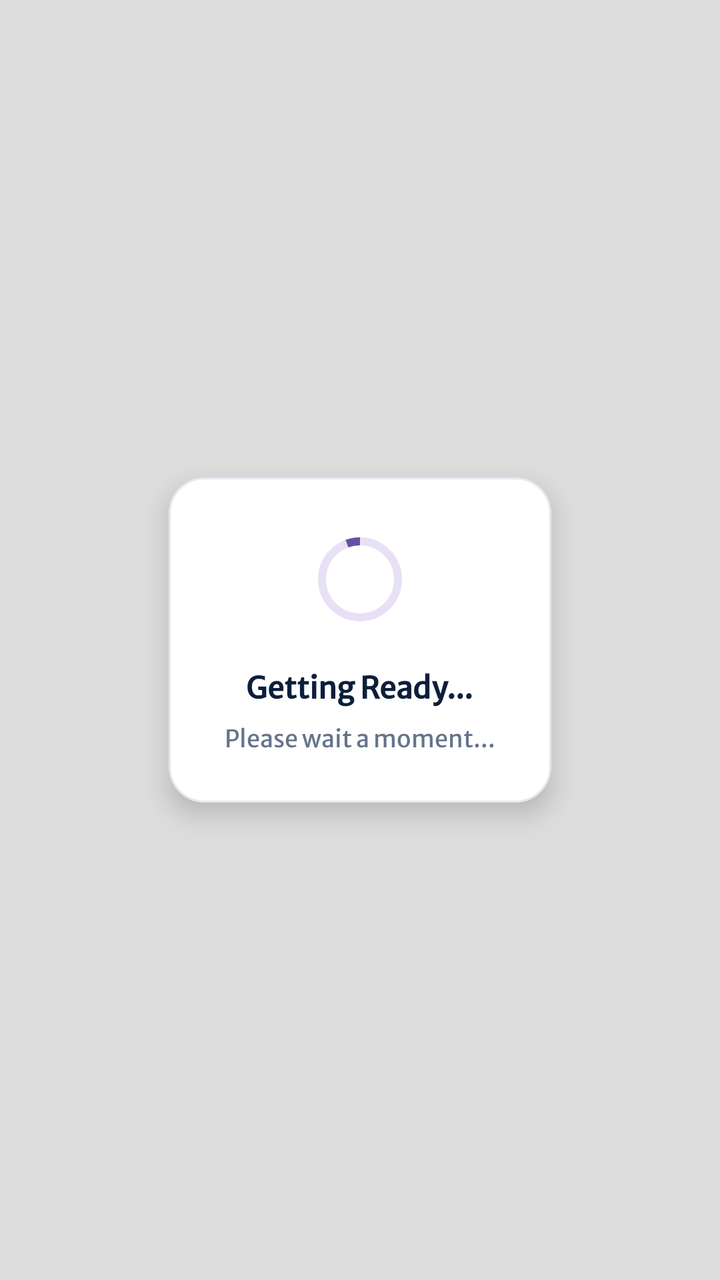
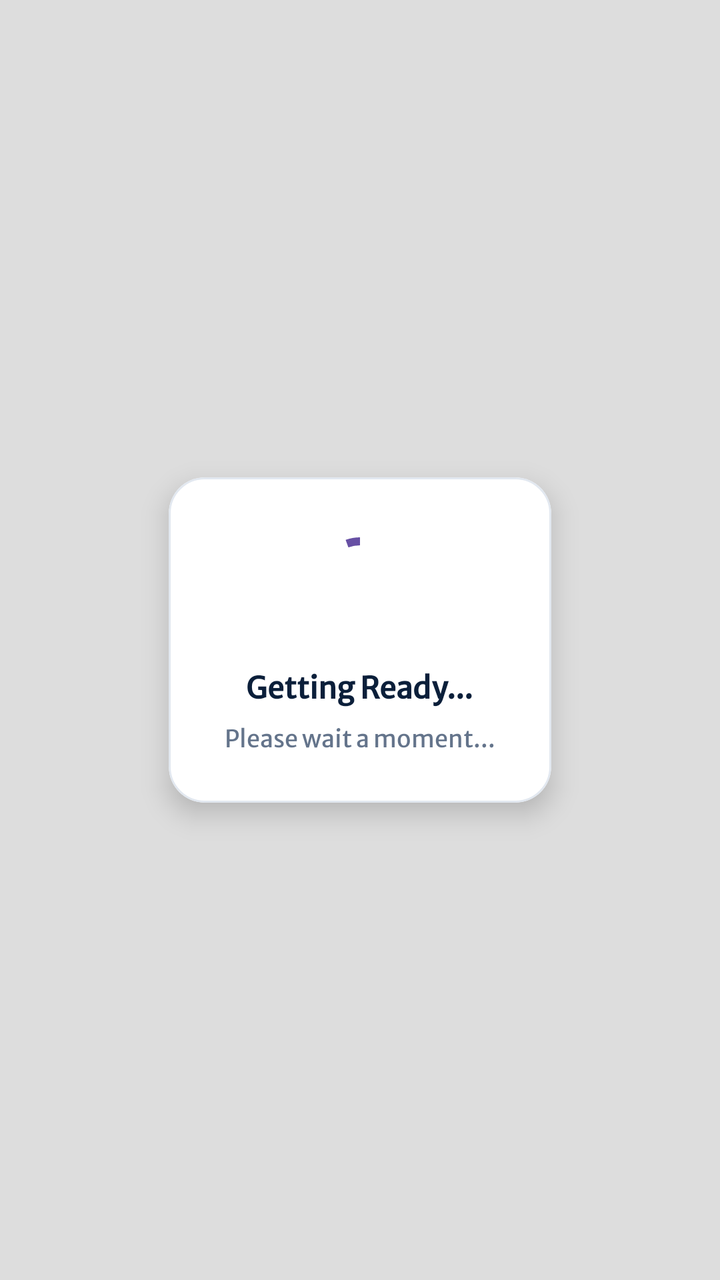

Before-and-after screenshots of an Android layout around one commit, followed by the original layout XML and the change that was made.
<!-- AndroidManifest.xml: application theme Theme.PractiX -->
<!-- res/layout/view_api_loader.xml -->
<?xml version="1.0" encoding="utf-8"?>
<FrameLayout
    xmlns:android="http://schemas.android.com/apk/res/android"
    xmlns:app="http://schemas.android.com/apk/res-auto"

    android:id="@+id/apiLoaderOverlay"

    android:layout_width="match_parent"
    android:layout_height="match_parent"

    android:background="#22000000"

    android:clickable="true"
    android:focusable="true">


    

    <com.google.android.material.card.MaterialCardView

        android:layout_width="wrap_content"
        android:layout_height="wrap_content"

        android:layout_gravity="center"

        app:cardBackgroundColor="@color/cardBgColor"
        app:cardCornerRadius="18dp"
        app:cardElevation="8dp"
        app:strokeColor="@color/strokeCardColor"
        app:strokeWidth="1dp">


        <LinearLayout

            android:layout_width="wrap_content"
            android:layout_height="wrap_content"

            android:minWidth="190dp"

            android:gravity="center"

            android:orientation="vertical"

            android:paddingStart="28dp"
            android:paddingTop="26dp"
            android:paddingEnd="28dp"
            android:paddingBottom="24dp">


            

            <com.google.android.material.progressindicator.CircularProgressIndicator
                android:id="@+id/apiLoaderProgress"
                android:layout_width="42dp"
                android:layout_height="42dp"
                android:indeterminate="true"

                app:indicatorSize="42dp"
                app:trackThickness="4dp"
                app:indicatorColor="@color/primary_color"
                app:trackColor="@color/progress_track_color" />


            

            <TextView

                android:id="@+id/apiLoaderTitle"

                android:layout_width="wrap_content"
                android:layout_height="wrap_content"

                android:layout_marginTop="16dp"

                android:fontFamily="@font/msans"

                android:text="Getting Ready..."
                android:textColor="@color/subjectNameTextColor"
                android:textSize="15sp"
                android:textStyle="bold" />


            

            <TextView

                android:layout_width="wrap_content"
                android:layout_height="wrap_content"

                android:layout_marginTop="5dp"

                android:fontFamily="@font/msans"

                android:text="Please wait a moment..."
                android:textColor="@color/progressHeader2TextColor"
                android:textSize="12sp" />

        </LinearLayout>

    </com.google.android.material.card.MaterialCardView>

</FrameLayout>
<!-- resources referenced by this layout -->
<resources>
  <color name="cardBgColor">#FFFFFF</color>
  <color name="primary_color">#6750A4</color>
  <color name="progressHeader2TextColor">#64748B</color>
  <color name="progress_track_color">#E8E0F5</color>
  <color name="strokeCardColor">#E2E8F0</color>
  <color name="subjectNameTextColor">#0B1F3A</color>
  <style name="Theme.PractiX" parent="Theme.MaterialComponents.DayNight.NoActionBar">
          
          <item name="colorPrimary">@color/primaryBlue</item>
          <item name="colorPrimaryVariant">@color/primaryBlue</item>
          <item name="colorOnPrimary">@color/white</item>
          
          <item name="colorSecondary">@color/teal_200</item>
          <item name="colorSecondaryVariant">@color/teal_700</item>
          <item name="colorOnSecondary">@color/black</item>
          
          <item name="android:statusBarColor">?attr/colorPrimaryVariant</item>
  
          
      </style>
  <color name="primaryBlue">#060932</color>
  <color name="white">#FFFFFFFF</color>
  <color name="teal_200">#FF03DAC5</color>
  <color name="teal_700">#FF018786</color>
  <color name="black">#FF000000</color>
</resources>

<!-- the commit's change to res/layout/view_api_loader.xml (unified diff, before → after) -->
@@ -58,7 +58,7 @@
                 app:indicatorSize="42dp"
                 app:trackThickness="4dp"
                 app:indicatorColor="@color/primary_color"
-                app:trackColor="@color/progress_track_color" />
+                />
 
 
             
<!-- resource entries referenced after the edit -->
@@ -3,7 +3,6 @@
   <color name="cardBgColor">#FFFFFF</color>
   <color name="primary_color">#6750A4</color>
   <color name="progressHeader2TextColor">#64748B</color>
-  <color name="progress_track_color">#E8E0F5</color>
   <color name="strokeCardColor">#E2E8F0</color>
   <color name="subjectNameTextColor">#0B1F3A</color>
   <style name="Theme.PractiX" parent="Theme.MaterialComponents.DayNight.NoActionBar">
